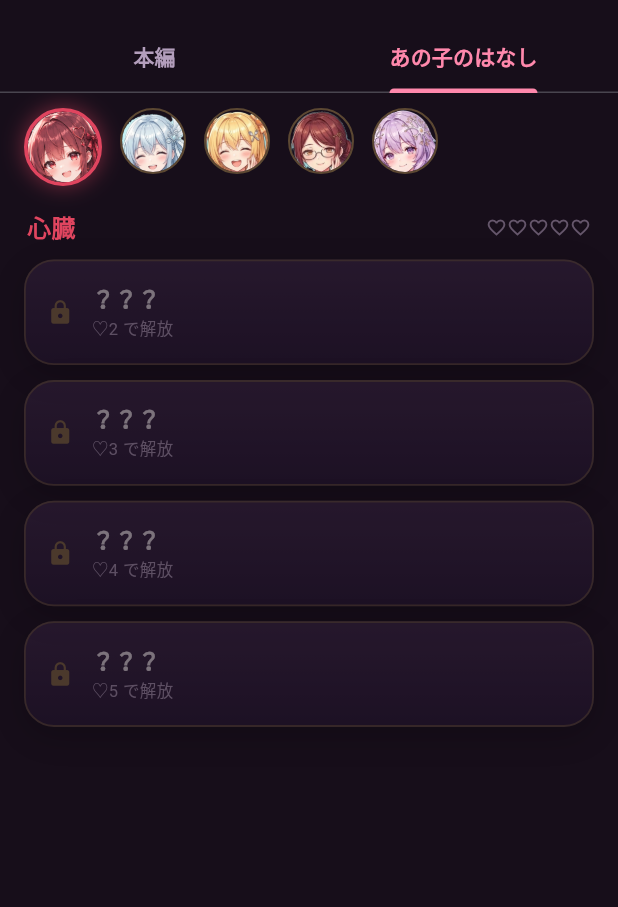
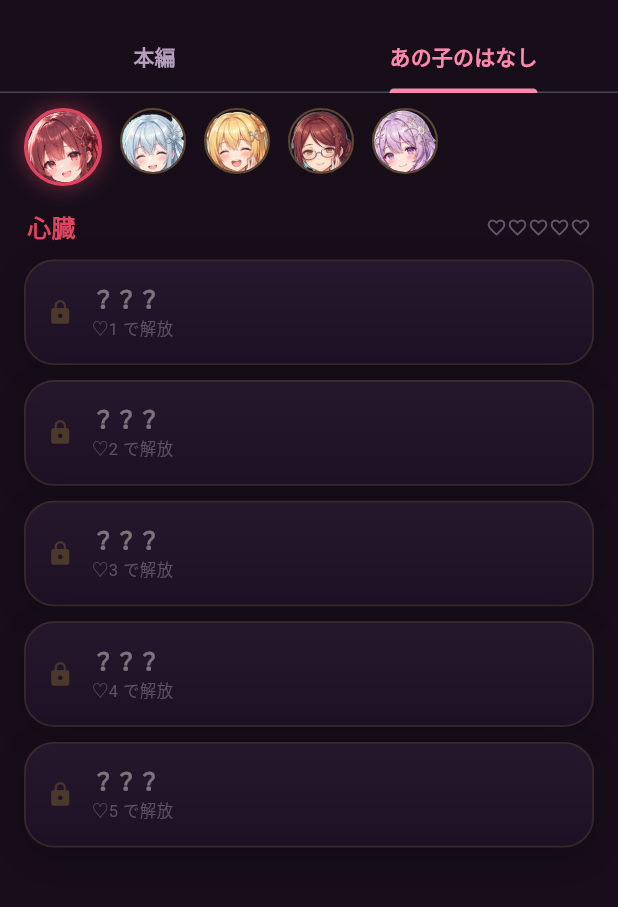
Before and after one commit to yuusaku000/bisyoujozouki, a Flutter app: the StoryListScreen screen opened directly with empty values, tab 2 chosen, on a phone screen of 412 x 824 dp, the part 63-970 px from its top. Run offline on Flutter 3.47's test engine with Material 3 defaults, Android fonts, the light colour scheme and no system bars; our stand-ins replace shared_preferences; accounts and stored records are empty.

Commit message:
♡1で読めるキャラ話を5本追加
最初の1つが♡2からだと、出会ってしばらく何も読めない。
まだ距離があって、用がないと話しかけられない側の最初の一回を入れた。

- 心臓「そんなに見ないで」／肺「用がなくても」／胃「おなかの音」
  肝臓「報告することは」／脳「理由のない一行」
- どれも最後に次へのとっかかりを置き、♡2の距離につながるようにした
- 一覧は配列順に並ぶので、♡の少ない順であることをテストで固定

```diff
--- a/lib/data/chara_story.dart
+++ b/lib/data/chara_story.dart
@@ -3,7 +3,8 @@ import 'story.dart';
 /// 親密度で開く、その子との二人きりの話。
 ///
 /// 上がるのはプレゼントだけなので、渡したものの積み重ねがそのまま距離になる。
-/// ♡2から♡5まで、近づくほど言えることが変わっていく。
+/// ♡1から♡5まで、近づくほど言えることが変わっていく。
+/// ♡1はまだ距離がある。用がないと話しかけられない側の、最初の一回。
 class CharaEpisode {
   const CharaEpisode({
     required this.organId,
@@ -28,6 +29,20 @@ const _fuchou = StoryFace.fuchou;
 
 const List<CharaEpisode> kCharaStory = [
   // ── 心臓 ──
+  CharaEpisode(
+    organId: 'heart',
+    requiredHearts: 1,
+    title: 'そんなに見ないで',
+    lines: [
+      StoryLine('……なに？　じっと見て。', speakerId: 'heart', face: _futsuu),
+      StoryLine('彼女は胸元を手でおさえるようにした。'),
+      StoryLine('見られると、速くなっちゃうからやめて。', speakerId: 'heart', face: _fuchou),
+      StoryLine('……ううん。いやじゃないよ。いやじゃないけど。', speakerId: 'heart', face: _futsuu),
+      StoryLine('慣れてないの。こうやって、用もないのに来られるの。', speakerId: 'heart', face: _fuchou),
+      StoryLine('彼女は小さく息をついて、それから顔を上げた。'),
+      StoryLine('……また来ていいよ。次はもうちょっと、ちゃんと話す。', speakerId: 'heart', face: _genki),
+    ],
+  ),
   CharaEpisode(
     organId: 'heart',
     requiredHearts: 2,
@@ -91,6 +106,28 @@ const List<CharaEpisode> kCharaStory = [
   // ── 肺 ──
   CharaEpisode(
     organId: 'lung',
+    requiredHearts: 1,
+    title: '用がなくても',
+    lines: [
+      StoryLine('あ、こっち……来るんですか。', speakerId: 'lung', face: _fuchou),
+      StoryLine('彼女は一歩下がって、それから思い直したように止まった。'),
+      StoryLine('すみません。なにか苦しいのかと思って。', speakerId: 'lung', face: _futsuu),
+      StoryLine(
+        'わたし、思い出してもらえるのは、たいてい苦しいときなので。',
+        speakerId: 'lung',
+        face: _futsuu,
+      ),
+      StoryLine('息が切れた、とか。胸が痛い、とか。', speakerId: 'lung', face: _fuchou),
+      StoryLine('そこまで言って、彼女はあわてて首を振った。'),
+      StoryLine(
+        'あ、文句じゃないです。……その、うれしい、ってことです。',
+        speakerId: 'lung',
+        face: _genki,
+      ),
+    ],
+  ),
+  CharaEpisode(
+    organId: 'lung',
     requiredHearts: 2,
     title: '風の通る場所',
     lines: [
@@ -147,6 +184,28 @@ const List<CharaEpisode> kCharaStory = [
   ),
 
   // ── 胃 ──
+  CharaEpisode(
+    organId: 'stomach',
+    requiredHearts: 1,
+    title: 'おなかの音',
+    lines: [
+      StoryLine('あっ、来た来た！　ねえ、さっきの聞こえた？', speakerId: 'stomach', face: _genki),
+      StoryLine('彼女は自分のおなかをぽんぽんと叩いてみせた。'),
+      StoryLine('あの音、わたしだよ。恥ずかしがらないでよね。', speakerId: 'stomach', face: _genki),
+      StoryLine(
+        '準備できてますよー、って言ってるだけなんだから。',
+        speakerId: 'stomach',
+        face: _futsuu,
+      ),
+      StoryLine(
+        '……あ、でも。聞こえないふりされると、しょんぼりする。',
+        speakerId: 'stomach',
+        face: _fuchou,
+      ),
+      StoryLine('彼女は上目づかいにこちらをのぞきこんだ。'),
+      StoryLine('だから、鳴ったら返事してね。……ね、約束！', speakerId: 'stomach', face: _genki),
+    ],
+  ),
   CharaEpisode(
     organId: 'stomach',
     requiredHearts: 2,
@@ -223,6 +282,20 @@ const List<CharaEpisode> kCharaStory = [
   // ── 肝臓 ──
   CharaEpisode(
     organId: 'liver',
+    requiredHearts: 1,
+    title: '報告することは',
+    lines: [
+      StoryLine('彼女は顔も上げずに、書類にペンを走らせていた。'),
+      StoryLine('……ご用件は。報告することは、特にありません。', speakerId: 'liver', face: _futsuu),
+      StoryLine('数値はすべて正常の範囲内。問題ありません。', speakerId: 'liver', face: _futsuu),
+      StoryLine('沈黙が落ちた。ペンの音だけが続いている。'),
+      StoryLine('……まだ、いらっしゃるんですか。', speakerId: 'liver', face: _fuchou),
+      StoryLine('彼女は一度だけ、ちらりとこちらを見た。'),
+      StoryLine('……いえ。どうぞ、お好きなだけ。', speakerId: 'liver', face: _futsuu),
+    ],
+  ),
+  CharaEpisode(
+    organId: 'liver',
     requiredHearts: 2,
     title: '報告書',
     lines: [
@@ -280,6 +353,20 @@ const List<CharaEpisode> kCharaStory = [
   ),
 
   // ── 脳 ──
+  CharaEpisode(
+    organId: 'brain',
+    requiredHearts: 1,
+    title: '理由のない一行',
+    lines: [
+      StoryLine('彼女はページをめくる手を止めないまま言った。'),
+      StoryLine('来たね。……用件は？', speakerId: 'brain', face: _futsuu),
+      StoryLine('ないの。じゃあ、なんで来たんだろう。', speakerId: 'brain', face: _futsuu),
+      StoryLine('彼女はようやく顔を上げて、すこし首をかしげた。'),
+      StoryLine('理由のない行動は、しまう場所に困るんだけど。', speakerId: 'brain', face: _fuchou),
+      StoryLine('ペンの音。彼女は新しい一行を書き足した。'),
+      StoryLine('……まあ、いいや。「来た」とだけ書いておく。', speakerId: 'brain', face: _genki),
+    ],
+  ),
   CharaEpisode(
     organId: 'brain',
     requiredHearts: 2,
```
Also changed, not shown: 1 other file.
